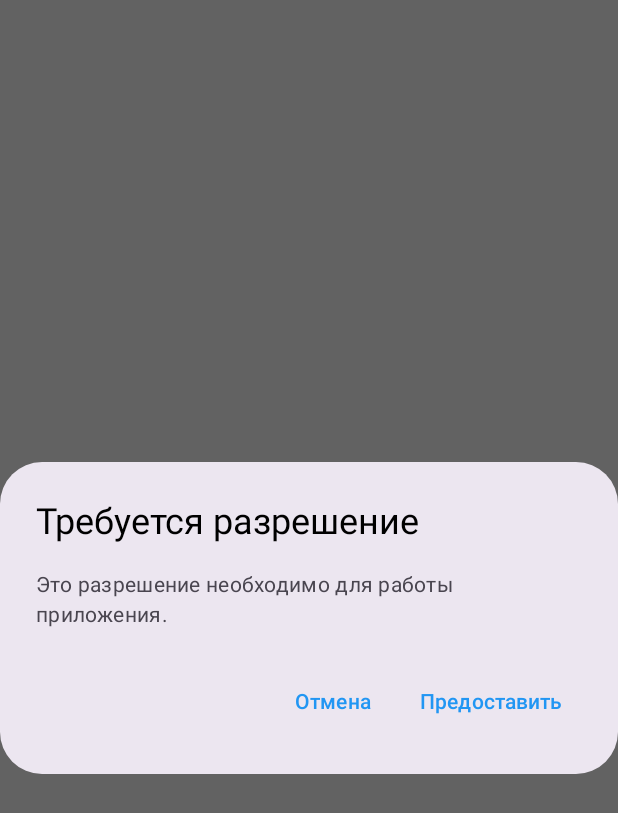
After one commit to plumsoftware/notepad, an Android app built with Jetpack Compose: the composable PermissionRationaleDialog called with empty values, on a phone screen of 412 x 824 dp. The commit adds this screen. Shown: the top 813 px of the screen. Run offline under Robolectric (Android 15) with nearby library versions, the phone set to English and light mode, and no system bars; 1 statement that could not run was skipped.

Commit message:
Добавил запрос на разрешения при входе.

```diff
--- /dev/null
+++ b/app/src/main/java/ru/plumsoftware/notepad/ui/dialog/PermissionRationaleDialog.kt
@@ -0,0 +1,34 @@
+package ru.plumsoftware.notepad.ui.dialog
+
+import androidx.compose.material3.AlertDialog
+import androidx.compose.material3.Text
+import androidx.compose.material3.TextButton
+import androidx.compose.runtime.Composable
+
+@Composable
+fun PermissionRationaleDialog(
+    permission: String,
+    onConfirm: () -> Unit,
+    onDismiss: () -> Unit
+) {
+    AlertDialog(
+        onDismissRequest = onDismiss,
+        title = { Text("Требуется разрешение") },
+        text = {
+            Text(
+                when (permission) {
+                    android.Manifest.permission.POST_NOTIFICATIONS -> "Разрешение на отправку уведомлений необходимо для напоминаний о заметках."
+                    android.Manifest.permission.WRITE_EXTERNAL_STORAGE -> "Разрешение на запись необходимо для сохранения фотографий."
+                    android.Manifest.permission.READ_EXTERNAL_STORAGE, android.Manifest.permission.READ_MEDIA_IMAGES -> "Разрешение на чтение хранилища необходимо для добавления фотографий."
+                    else -> "Это разрешение необходимо для работы приложения."
+                }
+            )
+        },
+        confirmButton = {
+            TextButton(onClick = onConfirm) { Text("Предоставить") }
+        },
+        dismissButton = {
+            TextButton(onClick = onDismiss) { Text("Отмена") }
+        }
+    )
+}
```
Also changed, not shown: app/src/main/AndroidManifest.xml (+7 -2 lines), app/src/main/java/ru/plumsoftware/notepad/MainActivity.kt (+44 -0 lines).
